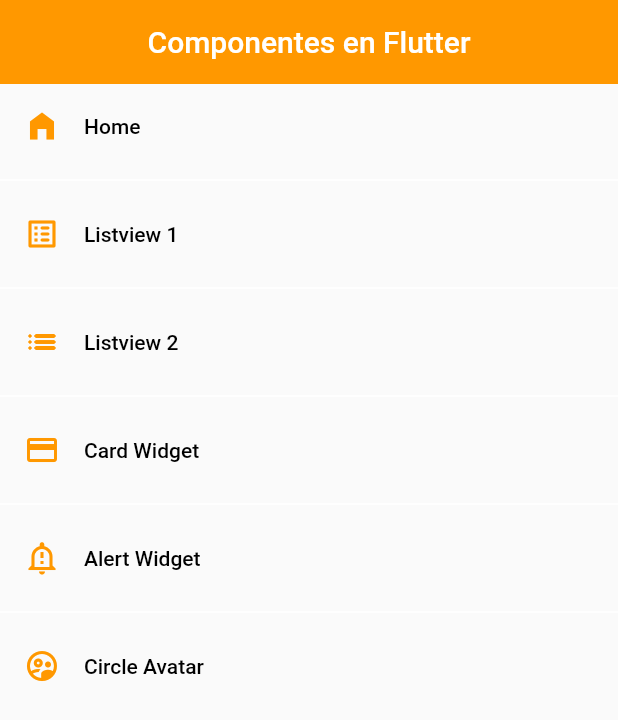
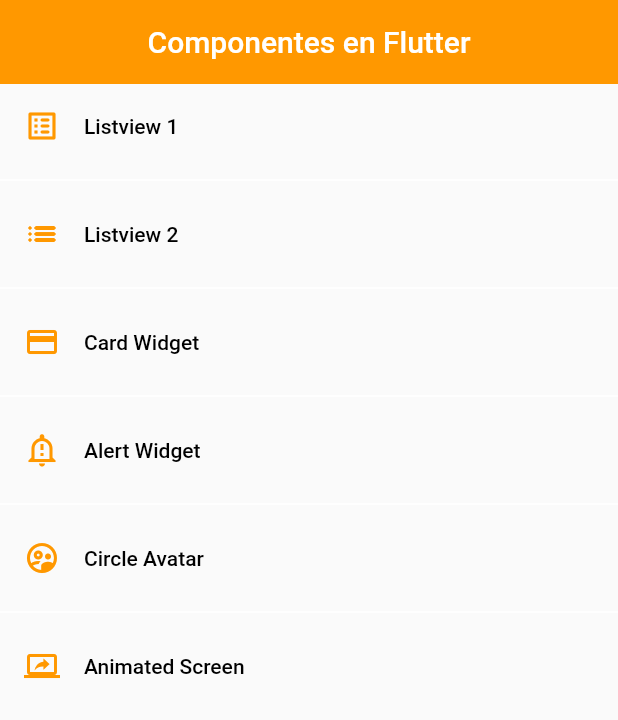
Before and after one commit to clatorrep/flutter_udemy, a Flutter app: the screen it shows after launch, on a phone screen of 412 x 824 dp. Shown: the top 720 px of the screen. Run offline on Flutter 3.47's test engine with Material 2 defaults, Android fonts, the light colour scheme and no system bars.

Commit message:
CREATE A ANIMATED CONTAINER

```diff
--- a/lib/router/app_routs.dart
+++ b/lib/router/app_routs.dart
@@ -7,12 +7,6 @@
   static const String initialroute = 'home';
 
   static final menuOptions = <MenuOption>[
-    MenuOption(
-      route: 'home',
-      icon: Icons.home_filled,
-      name: 'Home',
-      screen: const HomeScreen(),
-    ),
     MenuOption(
       route: 'listview1',
       icon: Icons.list_alt_rounded,
@@ -43,6 +37,12 @@
       name: 'Circle Avatar',
       screen: const AvatarScreen(),
     ),
+    MenuOption(
+      route: 'animated',
+      icon: Icons.screen_share_outlined,
+      name: 'Animated Screen',
+      screen: const AnimatedScreen(),
+    ),
   ];
 
   static Map<String, Widget Function(BuildContext)> getAppRouts() {
--- a/lib/screen/screen.dart
+++ b/lib/screen/screen.dart
@@ -1,6 +1,7 @@
+export 'package:fl_comp/screen/alert_screen.dart';
+export 'package:fl_comp/screen/animated_screen.dart';
+export 'package:fl_comp/screen/avatar_screen.dart';
 export 'package:fl_comp/screen/card_screen.dart';
+export 'package:fl_comp/screen/home_screen.dart';
 export 'package:fl_comp/screen/listview1_screen.dart';
 export 'package:fl_comp/screen/listview2_screen.dart';
-export 'package:fl_comp/screen/home_screen.dart';
-export 'package:fl_comp/screen/alert_screen.dart';
-export 'package:fl_comp/screen/avatar_screen.dart';
```
Also changed, not shown: lib/screen/animated_screen.dart (added, +54 -0 lines).
